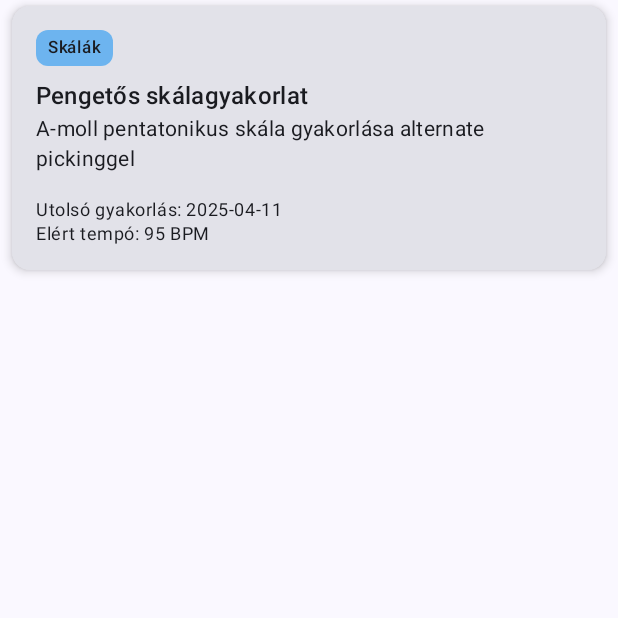
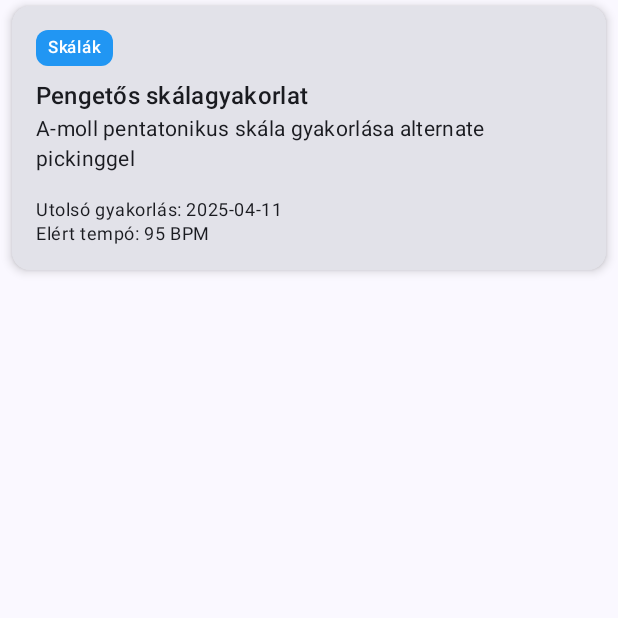
Before and after one commit to sarkanya/musicpracticeapp, an Android app built with Jetpack Compose: the composable PracticeCard called with sample values from the repository, on a phone screen of 412 x 824 dp, the top half of it. Run offline under Robolectric (Android 15) with nearby library versions, the phone set to English and light mode, and no system bars.

Commit message:
Checking the category color's luminance to decide whether to show a black or white text

```diff
--- a/app/src/main/java/com/adammusic/practicelog/ui/screens/home/HomeScreen.kt
+++ b/app/src/main/java/com/adammusic/practicelog/ui/screens/home/HomeScreen.kt
@@ -23,10 +23,8 @@ import androidx.compose.material.icons.filled.Settings
 import androidx.compose.runtime.*
 import androidx.compose.ui.Alignment
 import androidx.compose.ui.graphics.Color
+import androidx.compose.ui.graphics.luminance
 import androidx.compose.ui.text.style.TextOverflow
-import androidx.compose.ui.draw.alpha
-import androidx.compose.ui.input.nestedscroll.nestedScroll
-import androidx.compose.ui.platform.LocalDensity
 import androidx.hilt.navigation.compose.hiltViewModel
 import com.adammusic.practicelog.data.model.Category
 import com.adammusic.practicelog.data.model.Practice
@@ -271,6 +269,13 @@ fun PracticeCard(
     practice: Practice,
     onClick: () -> Unit
 ) {
+    val categoryColor = Color(practice.category.color)
+    val luminance = categoryColor.luminance()
+    val textColor = if (luminance > 0.5f) {
+        Color.Black
+    } else {
+        Color.White
+    }
     Card(
         modifier = Modifier
             .fillMaxWidth()
@@ -283,13 +288,14 @@ fun PracticeCard(
         ) {
             Surface(
                 modifier = Modifier.wrapContentSize(),
-                color = Color(practice.category.color).copy(alpha = 0.6f),
+                color = categoryColor,
                 shape = MaterialTheme.shapes.small
             ) {
                 Text(
                     text = practice.category.name,
                     modifier = Modifier.padding(horizontal = 8.dp, vertical = 4.dp),
-                    style = MaterialTheme.typography.labelSmall
+                    style = MaterialTheme.typography.labelSmall,
+                    color = textColor
                 )
             }
 
```
Also changed, not shown: app/src/main/java/com/adammusic/practicelog/ui/screens/practice/detail/PracticeDetailScreen.kt (+11 -5 lines).
